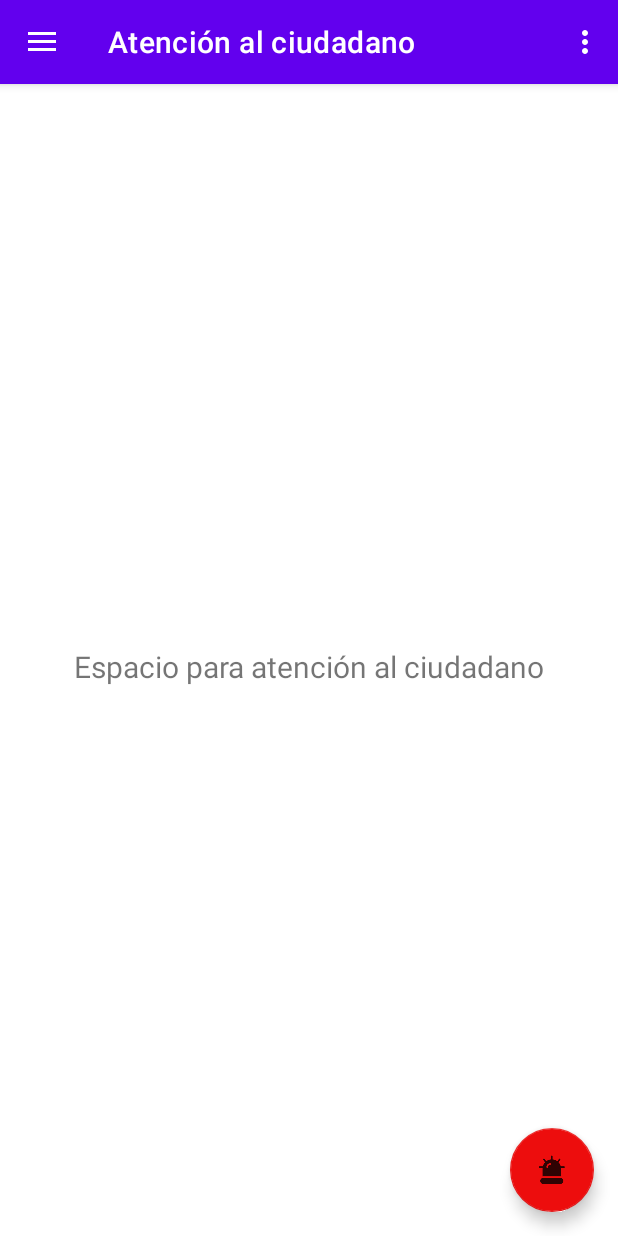
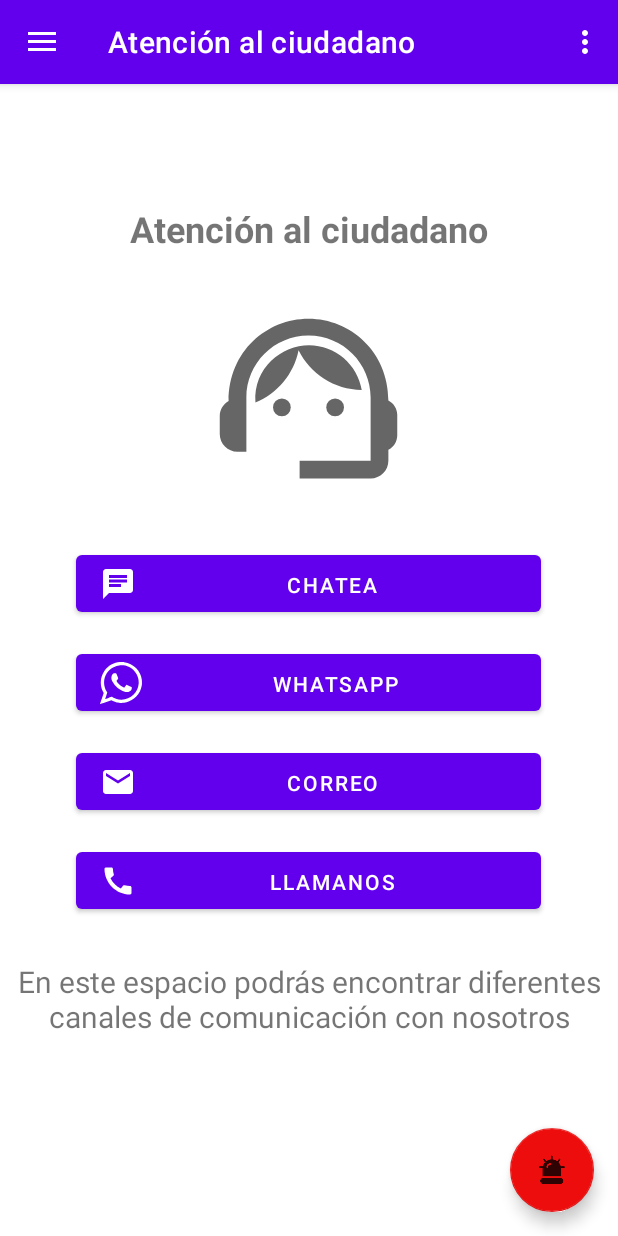
Before and after one commit to DKstillo17/SeeApp, an Android app: the screen it shows after launch (MainActivity), in the side drawer, after a tap on "Atención al ciudadano", on a phone screen of 412 x 824 dp. Run offline under Robolectric (Android 15) with nearby library versions, the phone set to English and light mode, and no system bars; our stand-ins replace navigation-ui.

Commit message:
Agregada vista Atencion al ciudadano

```diff
--- a/app/src/main/java/com/example/seeappbeta/ui/slideshow/SlideshowViewModel.java
+++ b/app/src/main/java/com/example/seeappbeta/ui/slideshow/SlideshowViewModel.java
@@ -10,7 +10,7 @@ public class SlideshowViewModel extends ViewModel {
 
     public SlideshowViewModel() {
         mText = new MutableLiveData<>();
-        mText.setValue("Espacio para atención al ciudadano");
+        mText.setValue("En este espacio podrás encontrar diferentes canales de comunicación con nosotros");
     }
 
     public LiveData<String> getText() {
--- /dev/null
+++ b/app/src/main/res/drawable/ic_baseline_call_24.xml
@@ -0,0 +1,10 @@
+<vector xmlns:android="http://schemas.android.com/apk/res/android"
+    android:width="24dp"
+    android:height="24dp"
+    android:viewportWidth="24"
+    android:viewportHeight="24"
+    android:tint="?attr/colorControlNormal">
+  <path
+      android:fillColor="@android:color/white"
+      android:pathData="M20.01,15.38c-1.23,0 -2.42,-0.2 -3.53,-0.56 -0.35,-0.12 -0.74,-0.03 -1.01,0.24l-1.57,1.97c-2.83,-1.35 -5.48,-3.9 -6.89,-6.83l1.95,-1.66c0.27,-0.28 0.35,-0.67 0.24,-1.02 -0.37,-1.11 -0.56,-2.3 -0.56,-3.53 0,-0.54 -0.45,-0.99 -0.99,-0.99H4.19C3.65,3 3,3.24 3,3.99 3,13.28 10.73,21 20.01,21c0.71,0 0.99,-0.63 0.99,-1.18v-3.45c0,-0.54 -0.45,-0.99 -0.99,-0.99z"/>
+</vector>
--- /dev/null
+++ b/app/src/main/res/drawable/ic_baseline_chat_24.xml
@@ -0,0 +1,10 @@
+<vector xmlns:android="http://schemas.android.com/apk/res/android"
+    android:width="24dp"
+    android:height="24dp"
+    android:viewportWidth="24"
+    android:viewportHeight="24"
+    android:tint="?attr/colorControlNormal">
+  <path
+      android:fillColor="@android:color/white"
+      android:pathData="M20,2L4,2c-1.1,0 -1.99,0.9 -1.99,2L2,22l4,-4h14c1.1,0 2,-0.9 2,-2L22,4c0,-1.1 -0.9,-2 -2,-2zM6,9h12v2L6,11L6,9zM14,14L6,14v-2h8v2zM18,8L6,8L6,6h12v2z"/>
+</vector>
--- /dev/null
+++ b/app/src/main/res/drawable/ic_baseline_email_24.xml
@@ -0,0 +1,10 @@
+<vector xmlns:android="http://schemas.android.com/apk/res/android"
+    android:width="24dp"
+    android:height="24dp"
+    android:viewportWidth="24"
+    android:viewportHeight="24"
+    android:tint="?attr/colorControlNormal">
+  <path
+      android:fillColor="@android:color/white"
+      android:pathData="M20,4L4,4c-1.1,0 -1.99,0.9 -1.99,2L2,18c0,1.1 0.9,2 2,2h16c1.1,0 2,-0.9 2,-2L22,6c0,-1.1 -0.9,-2 -2,-2zM20,8l-8,5 -8,-5L4,6l8,5 8,-5v2z"/>
+</vector>
--- /dev/null
+++ b/app/src/main/res/drawable/ic_wp.xml
@@ -0,0 +1,7 @@
+<vector android:height="28dp" android:viewportHeight="512"
+    android:viewportWidth="512" android:width="28dp" xmlns:android="http://schemas.android.com/apk/res/android">
+    <path android:fillColor="#000000"
+        android:pathData="M241.5,0.6c-38.1,3.9 -66.8,12.2 -97.2,27.9 -37.1,19.2 -70.1,48.8 -93.1,83.3 -39.6,59.5 -51.6,132.3 -33.3,201.8 4.4,16.6 9.2,29.1 18.7,48l8.6,17.2 -22.5,66.3c-12.4,36.5 -22.4,66.5 -22.3,66.6 0,0.1 31.3,-9.8 69.5,-21.9l69.4,-22.1 5.6,3.1c14.5,7.9 40.6,17.3 60.1,21.7 19,4.3 33.8,5.8 57,5.8 24.4,-0 39.5,-1.9 62.6,-7.8 42.6,-10.9 82.6,-33.9 114.4,-65.7 39.3,-39.3 63.1,-87.8 71.2,-144.8 2.1,-15.5 1.6,-51.5 -1.1,-68 -4.1,-25.9 -11.2,-48.1 -22.7,-71.6 -12.2,-25.1 -27.8,-46.9 -47.4,-66.4 -38.7,-38.7 -87.1,-62.9 -143,-71.5 -10.1,-1.5 -45.9,-2.8 -54.5,-1.9zM283.8,41.1c68.5,7.5 128.9,48.1 162.9,109.4 19.4,35 28.3,78.4 24.3,118.6 -5,49 -26.1,93.2 -61,127.9 -57,56.8 -138.7,76.2 -215.5,51.3 -14.3,-4.6 -33,-13.2 -44.1,-20.3 -2.7,-1.6 -5.5,-3 -6.3,-3 -0.9,-0 -19.3,5.6 -40.9,12.5 -21.7,6.9 -39.5,12.5 -39.6,12.5 -0.2,-0 5.1,-15.9 11.7,-35.3 6.6,-19.3 12.4,-36.8 13,-38.8 1,-3.5 0.8,-4.1 -5.3,-13.5 -32.6,-50.3 -42,-113 -25.5,-170.4 22.9,-79.7 93,-139.6 176,-150.5 12.5,-1.6 37.5,-1.8 50.3,-0.4z" android:strokeColor="#00000000"/>
+    <path android:fillColor="#000000"
+        android:pathData="M166.6,138.1c-8,4.2 -19.5,18.7 -23.6,29.7 -8.5,22.4 -5.1,47.8 9.8,73.7 9.5,16.4 29,41.8 44.5,58.1 24.2,25.4 47.5,41 78.7,52.9 25,9.5 43,14.5 52.5,14.5 8.3,-0 21.9,-3.6 30.3,-7.9 14.5,-7.6 22.9,-16.2 26.3,-27 2.7,-8.4 3.7,-23.4 1.8,-25.7 -2.2,-2.6 -48.1,-25 -56.3,-27.5 -5.3,-1.6 -7.4,-0.1 -17.1,12 -5.1,6.4 -11,13.3 -13,15.5 -3.5,3.5 -4.2,3.8 -8.1,3.3 -5.5,-0.6 -28.7,-12 -38.9,-19.1 -18.4,-12.9 -36.8,-32.5 -48.1,-51.4 -5,-8.3 -4.7,-10.2 3.7,-19.7 8.7,-9.8 12.9,-16.9 12.9,-21.5 0,-3 -16.4,-44 -22.1,-55.2 -3.1,-6.1 -4.9,-6.8 -17.9,-6.8 -9.6,0.1 -12.1,0.4 -15.4,2.1z" android:strokeColor="#00000000"/>
+</vector>
--- /dev/null
+++ b/app/src/main/res/drawable/ic_wp2.xml
@@ -0,0 +1,7 @@
+<vector android:height="10dp" android:viewportHeight="512"
+    android:viewportWidth="512" android:width="10dp" xmlns:android="http://schemas.android.com/apk/res/android">
+    <path android:fillColor="#000000"
+        android:pathData="M241.5,0.6c-38.1,3.9 -66.8,12.2 -97.2,27.9 -37.1,19.2 -70.1,48.8 -93.1,83.3 -39.6,59.5 -51.6,132.3 -33.3,201.8 4.4,16.6 9.2,29.1 18.7,48l8.6,17.2 -22.5,66.3c-12.4,36.5 -22.4,66.5 -22.3,66.6 0,0.1 31.3,-9.8 69.5,-21.9l69.4,-22.1 5.6,3.1c14.5,7.9 40.6,17.3 60.1,21.7 19,4.3 33.8,5.8 57,5.8 24.4,-0 39.5,-1.9 62.6,-7.8 42.6,-10.9 82.6,-33.9 114.4,-65.7 39.3,-39.3 63.1,-87.8 71.2,-144.8 2.1,-15.5 1.6,-51.5 -1.1,-68 -4.1,-25.9 -11.2,-48.1 -22.7,-71.6 -12.2,-25.1 -27.8,-46.9 -47.4,-66.4 -38.7,-38.7 -87.1,-62.9 -143,-71.5 -10.1,-1.5 -45.9,-2.8 -54.5,-1.9zM283.8,41.1c68.5,7.5 128.9,48.1 162.9,109.4 19.4,35 28.3,78.4 24.3,118.6 -5,49 -26.1,93.2 -61,127.9 -57,56.8 -138.7,76.2 -215.5,51.3 -14.3,-4.6 -33,-13.2 -44.1,-20.3 -2.7,-1.6 -5.5,-3 -6.3,-3 -0.9,-0 -19.3,5.6 -40.9,12.5 -21.7,6.9 -39.5,12.5 -39.6,12.5 -0.2,-0 5.1,-15.9 11.7,-35.3 6.6,-19.3 12.4,-36.8 13,-38.8 1,-3.5 0.8,-4.1 -5.3,-13.5 -32.6,-50.3 -42,-113 -25.5,-170.4 22.9,-79.7 93,-139.6 176,-150.5 12.5,-1.6 37.5,-1.8 50.3,-0.4z" android:strokeColor="#00000000"/>
+    <path android:fillColor="#000000"
+        android:pathData="M166.6,138.1c-8,4.2 -19.5,18.7 -23.6,29.7 -8.5,22.4 -5.1,47.8 9.8,73.7 9.5,16.4 29,41.8 44.5,58.1 24.2,25.4 47.5,41 78.7,52.9 25,9.5 43,14.5 52.5,14.5 8.3,-0 21.9,-3.6 30.3,-7.9 14.5,-7.6 22.9,-16.2 26.3,-27 2.7,-8.4 3.7,-23.4 1.8,-25.7 -2.2,-2.6 -48.1,-25 -56.3,-27.5 -5.3,-1.6 -7.4,-0.1 -17.1,12 -5.1,6.4 -11,13.3 -13,15.5 -3.5,3.5 -4.2,3.8 -8.1,3.3 -5.5,-0.6 -28.7,-12 -38.9,-19.1 -18.4,-12.9 -36.8,-32.5 -48.1,-51.4 -5,-8.3 -4.7,-10.2 3.7,-19.7 8.7,-9.8 12.9,-16.9 12.9,-21.5 0,-3 -16.4,-44 -22.1,-55.2 -3.1,-6.1 -4.9,-6.8 -17.9,-6.8 -9.6,0.1 -12.1,0.4 -15.4,2.1z" android:strokeColor="#00000000"/>
+</vector>
--- /dev/null
+++ b/app/src/main/res/drawable/ic_wp3.xml
@@ -0,0 +1,7 @@
+<vector android:height="55dp" android:viewportHeight="512"
+    android:viewportWidth="512" android:width="55dp" xmlns:android="http://schemas.android.com/apk/res/android">
+    <path android:fillColor="#000000"
+        android:pathData="M241.5,0.6c-38.1,3.9 -66.8,12.2 -97.2,27.9 -37.1,19.2 -70.1,48.8 -93.1,83.3 -39.6,59.5 -51.6,132.3 -33.3,201.8 4.4,16.6 9.2,29.1 18.7,48l8.6,17.2 -22.5,66.3c-12.4,36.5 -22.4,66.5 -22.3,66.6 0,0.1 31.3,-9.8 69.5,-21.9l69.4,-22.1 5.6,3.1c14.5,7.9 40.6,17.3 60.1,21.7 19,4.3 33.8,5.8 57,5.8 24.4,-0 39.5,-1.9 62.6,-7.8 42.6,-10.9 82.6,-33.9 114.4,-65.7 39.3,-39.3 63.1,-87.8 71.2,-144.8 2.1,-15.5 1.6,-51.5 -1.1,-68 -4.1,-25.9 -11.2,-48.1 -22.7,-71.6 -12.2,-25.1 -27.8,-46.9 -47.4,-66.4 -38.7,-38.7 -87.1,-62.9 -143,-71.5 -10.1,-1.5 -45.9,-2.8 -54.5,-1.9zM283.8,41.1c68.5,7.5 128.9,48.1 162.9,109.4 19.4,35 28.3,78.4 24.3,118.6 -5,49 -26.1,93.2 -61,127.9 -57,56.8 -138.7,76.2 -215.5,51.3 -14.3,-4.6 -33,-13.2 -44.1,-20.3 -2.7,-1.6 -5.5,-3 -6.3,-3 -0.9,-0 -19.3,5.6 -40.9,12.5 -21.7,6.9 -39.5,12.5 -39.6,12.5 -0.2,-0 5.1,-15.9 11.7,-35.3 6.6,-19.3 12.4,-36.8 13,-38.8 1,-3.5 0.8,-4.1 -5.3,-13.5 -32.6,-50.3 -42,-113 -25.5,-170.4 22.9,-79.7 93,-139.6 176,-150.5 12.5,-1.6 37.5,-1.8 50.3,-0.4z" android:strokeColor="#00000000"/>
+    <path android:fillColor="#000000"
+        android:pathData="M166.6,138.1c-8,4.2 -19.5,18.7 -23.6,29.7 -8.5,22.4 -5.1,47.8 9.8,73.7 9.5,16.4 29,41.8 44.5,58.1 24.2,25.4 47.5,41 78.7,52.9 25,9.5 43,14.5 52.5,14.5 8.3,-0 21.9,-3.6 30.3,-7.9 14.5,-7.6 22.9,-16.2 26.3,-27 2.7,-8.4 3.7,-23.4 1.8,-25.7 -2.2,-2.6 -48.1,-25 -56.3,-27.5 -5.3,-1.6 -7.4,-0.1 -17.1,12 -5.1,6.4 -11,13.3 -13,15.5 -3.5,3.5 -4.2,3.8 -8.1,3.3 -5.5,-0.6 -28.7,-12 -38.9,-19.1 -18.4,-12.9 -36.8,-32.5 -48.1,-51.4 -5,-8.3 -4.7,-10.2 3.7,-19.7 8.7,-9.8 12.9,-16.9 12.9,-21.5 0,-3 -16.4,-44 -22.1,-55.2 -3.1,-6.1 -4.9,-6.8 -17.9,-6.8 -9.6,0.1 -12.1,0.4 -15.4,2.1z" android:strokeColor="#00000000"/>
+</vector>
--- /dev/null
+++ b/app/src/main/res/drawable/ic_wp_background.xml
@@ -0,0 +1,78 @@
+<?xml version="1.0" encoding="utf-8"?>
+<vector xmlns:android="http://schemas.android.com/apk/res/android"
+    android:width="120dp"
+    android:height="120dp"
+    android:viewportWidth="120"
+    android:viewportHeight="120">
+  <group android:scaleX="0"
+      android:scaleY="0"
+      android:translateX="60"
+      android:translateY="60">
+      <path android:fillColor="#3DDC84"
+            android:pathData="M0,0h108v108h-108z"/>
+      <path android:fillColor="#00000000" android:pathData="M9,0L9,108"
+            android:strokeColor="#33FFFFFF" android:strokeWidth="0.8"/>
+      <path android:fillColor="#00000000" android:pathData="M19,0L19,108"
+            android:strokeColor="#33FFFFFF" android:strokeWidth="0.8"/>
+      <path android:fillColor="#00000000" android:pathData="M29,0L29,108"
+            android:strokeColor="#33FFFFFF" android:strokeWidth="0.8"/>
+      <path android:fillColor="#00000000" android:pathData="M39,0L39,108"
+            android:strokeColor="#33FFFFFF" android:strokeWidth="0.8"/>
+      <path android:fillColor="#00000000" android:pathData="M49,0L49,108"
+            android:strokeColor="#33FFFFFF" android:strokeWidth="0.8"/>
+      <path android:fillColor="#00000000" android:pathData="M59,0L59,108"
+            android:strokeColor="#33FFFFFF" android:strokeWidth="0.8"/>
+      <path android:fillColor="#00000000" android:pathData="M69,0L69,108"
+            android:strokeColor="#33FFFFFF" android:strokeWidth="0.8"/>
+      <path android:fillColor="#00000000" android:pathData="M79,0L79,108"
+            android:strokeColor="#33FFFFFF" android:strokeWidth="0.8"/>
+      <path android:fillColor="#00000000" android:pathData="M89,0L89,108"
+            android:strokeColor="#33FFFFFF" android:strokeWidth="0.8"/>
+      <path android:fillColor="#00000000" android:pathData="M99,0L99,108"
+            android:strokeColor="#33FFFFFF" android:strokeWidth="0.8"/>
+      <path android:fillColor="#00000000" android:pathData="M0,9L108,9"
+            android:strokeColor="#33FFFFFF" android:strokeWidth="0.8"/>
+      <path android:fillColor="#00000000" android:pathData="M0,19L108,19"
+            android:strokeColor="#33FFFFFF" android:strokeWidth="0.8"/>
+      <path android:fillColor="#00000000" android:pathData="M0,29L108,29"
+            android:strokeColor="#33FFFFFF" android:strokeWidth="0.8"/>
+      <path android:fillColor="#00000000" android:pathData="M0,39L108,39"
+            android:strokeColor="#33FFFFFF" android:strokeWidth="0.8"/>
+      <path android:fillColor="#00000000" android:pathData="M0,49L108,49"
+            android:strokeColor="#33FFFFFF" android:strokeWidth="0.8"/>
+      <path android:fillColor="#00000000" android:pathData="M0,59L108,59"
+            android:strokeColor="#33FFFFFF" android:strokeWidth="0.8"/>
+      <path android:fillColor="#00000000" android:pathData="M0,69L108,69"
+            android:strokeColor="#33FFFFFF" android:strokeWidth="0.8"/>
+      <path android:fillColor="#00000000" android:pathData="M0,79L108,79"
+            android:strokeColor="#33FFFFFF" android:strokeWidth="0.8"/>
+      <path android:fillColor="#00000000" android:pathData="M0,89L108,89"
+            android:strokeColor="#33FFFFFF" android:strokeWidth="0.8"/>
+      <path android:fillColor="#00000000" android:pathData="M0,99L108,99"
+            android:strokeColor="#33FFFFFF" android:strokeWidth="0.8"/>
+      <path android:fillColor="#00000000" android:pathData="M19,29L89,29"
+            android:strokeColor="#33FFFFFF" android:strokeWidth="0.8"/>
+      <path android:fillColor="#00000000" android:pathData="M19,39L89,39"
+            android:strokeColor="#33FFFFFF" android:strokeWidth="0.8"/>
+      <path android:fillColor="#00000000" android:pathData="M19,49L89,49"
+            android:strokeColor="#33FFFFFF" android:strokeWidth="0.8"/>
+      <path android:fillColor="#00000000" android:pathData="M19,59L89,59"
+            android:strokeColor="#33FFFFFF" android:strokeWidth="0.8"/>
+      <path android:fillColor="#00000000" android:pathData="M19,69L89,69"
+            android:strokeColor="#33FFFFFF" android:strokeWidth="0.8"/>
+      <path android:fillColor="#00000000" android:pathData="M19,79L89,79"
+            android:strokeColor="#33FFFFFF" android:strokeWidth="0.8"/>
+      <path android:fillColor="#00000000" android:pathData="M29,19L29,89"
+            android:strokeColor="#33FFFFFF" android:strokeWidth="0.8"/>
+      <path android:fillColor="#00000000" android:pathData="M39,19L39,89"
+            android:strokeColor="#33FFFFFF" android:strokeWidth="0.8"/>
+      <path android:fillColor="#00000000" android:pathData="M49,19L49,89"
+            android:strokeColor="#33FFFFFF" android:strokeWidth="0.8"/>
+      <path android:fillColor="#00000000" android:pathData="M59,19L59,89"
+            android:strokeColor="#33FFFFFF" android:strokeWidth="0.8"/>
+      <path android:fillColor="#00000000" android:pathData="M69,19L69,89"
+            android:strokeColor="#33FFFFFF" android:strokeWidth="0.8"/>
+      <path android:fillColor="#00000000" android:pathData="M79,19L79,89"
+            android:strokeColor="#33FFFFFF" android:strokeWidth="0.8"/>
+  </group>
+</vector>
--- a/app/src/main/res/layout/fragment_slideshow.xml
+++ b/app/src/main/res/layout/fragment_slideshow.xml
@@ -11,12 +11,105 @@
         android:layout_width="match_parent"
         android:layout_height="wrap_content"
         android:layout_marginStart="8dp"
-        android:layout_marginTop="8dp"
         android:layout_marginEnd="8dp"
+        android:layout_marginBottom="104dp"
         android:textAlignment="center"
         android:textSize="20sp"
         app:layout_constraintBottom_toBottomOf="parent"
         app:layout_constraintEnd_toEndOf="parent"
+        app:layout_constraintHorizontal_bias="0.0"
+        app:layout_constraintStart_toStartOf="parent"
+        app:layout_constraintTop_toBottomOf="@+id/button5" />
+
+    <Button
+        android:id="@+id/button2"
+        android:layout_width="310dp"
+        android:layout_height="50dp"
+        android:layout_marginTop="308dp"
+        android:drawableLeft="@drawable/ic_baseline_chat_24"
+        android:drawablePadding="-15sp"
+        android:drawableTint="@color/white"
+        android:gravity="center"
+        android:paddingTop="5sp"
+        android:text="Chatea"
+        app:layout_constraintEnd_toEndOf="parent"
+        app:layout_constraintHorizontal_bias="0.495"
         app:layout_constraintStart_toStartOf="parent"
         app:layout_constraintTop_toTopOf="parent" />
+
+    <Button
+        android:id="@+id/button3"
+        android:layout_width="310dp"
+        android:layout_height="50dp"
+        android:layout_marginTop="16dp"
+        android:drawableLeft="@drawable/ic_wp"
+        android:drawablePadding="-15sp"
+        android:drawableTint="@color/white"
+        android:gravity="center"
+        android:paddingTop="5sp"
+        android:text="Whatsapp"
+        app:layout_constraintEnd_toEndOf="parent"
+        app:layout_constraintHorizontal_bias="0.495"
+        app:layout_constraintStart_toStartOf="parent"
+        app:layout_constraintTop_toBottomOf="@+id/button2" />
+
+    <Button
+        android:id="@+id/button4"
+        android:layout_width="310dp"
+        android:layout_height="50dp"
+        android:layout_marginTop="16dp"
+        android:drawableLeft="@drawable/ic_baseline_email_24"
+        android:drawablePadding="-15sp"
+        android:drawableTint="@color/white"
+        android:gravity="center"
+        android:paddingTop="5sp"
+        android:text="Correo"
+        app:layout_constraintEnd_toEndOf="parent"
+        app:layout_constraintHorizontal_bias="0.495"
+        app:layout_constraintStart_toStartOf="parent"
+        app:layout_constraintTop_toBottomOf="@+id/button3" />
+
+    <Button
+        android:id="@+id/button5"
+        android:layout_width="310dp"
+        android:layout_height="50dp"
+        android:layout_marginTop="16dp"
+        android:drawableLeft="@drawable/ic_baseline_call_24"
+        android:drawablePadding="-15sp"
+        android:drawableTint="@color/white"
+        android:gravity="center"
+        android:paddingTop="5sp"
+        android:text="Llamanos"
+        app:layout_constraintEnd_toEndOf="parent"
+        app:layout_constraintHorizontal_bias="0.495"
+        app:layout_constraintStart_toStartOf="parent"
+        app:layout_constraintTop_toBottomOf="@+id/button4" />
+
+    <ImageView
+        android:id="@+id/imageView2"
+        android:layout_width="142dp"
+        android:layout_height="142dp"
+        android:src="@drawable/ic_menu_slideshow"
+        app:layout_constraintBottom_toTopOf="@+id/button2"
+        app:layout_constraintEnd_toEndOf="parent"
+        app:layout_constraintHorizontal_bias="0.498"
+        app:layout_constraintStart_toStartOf="parent"
+        app:layout_constraintTop_toBottomOf="@+id/textView2"
+        app:layout_constraintVertical_bias="0.39" />
+
+    <TextView
+        android:id="@+id/textView2"
+        android:layout_width="262dp"
+        android:layout_height="41dp"
+        android:layout_marginTop="80dp"
+        android:text="Atención al ciudadano"
+        android:textAlignment="center"
+        android:textSize="24sp"
+        android:textStyle="bold"
+        app:layout_constraintEnd_toEndOf="parent"
+        app:layout_constraintHorizontal_bias="0.496"
+        app:layout_constraintStart_toStartOf="parent"
+        app:layout_constraintTop_toTopOf="parent" />
+
+
 </androidx.constraintlayout.widget.ConstraintLayout>
--- /dev/null
+++ b/app/src/main/res/mipmap-anydpi-v26/ic_wp.xml
@@ -0,0 +1,5 @@
+<?xml version="1.0" encoding="utf-8"?>
+<adaptive-icon xmlns:android="http://schemas.android.com/apk/res/android">
+    <background android:drawable="@drawable/ic_wp_background"/>
+    <foreground android:drawable="@mipmap/ic_wp_app"/>
+</adaptive-icon>
```
Also changed, not shown: app/src/main/res/mipmap-xhdpi/ic_wp.png (added), app/src/main/res/mipmap-xhdpi/ic_wp_app.png (added).
